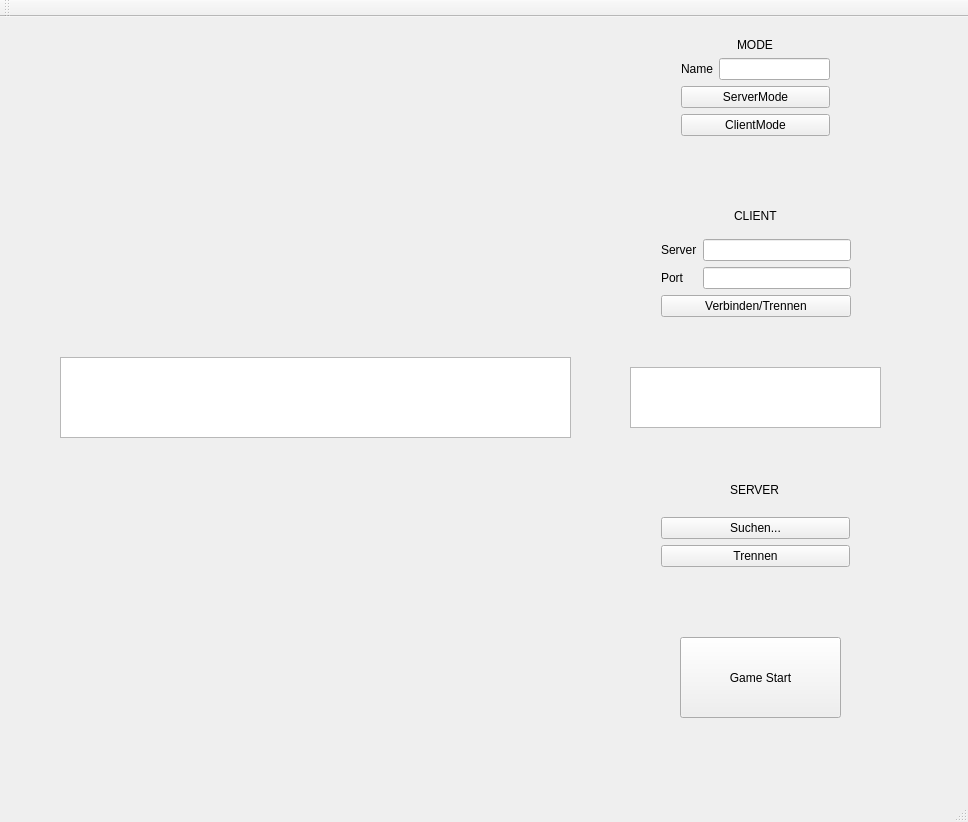
Qt form gui.ui (heliumind/battleship) before a commit.
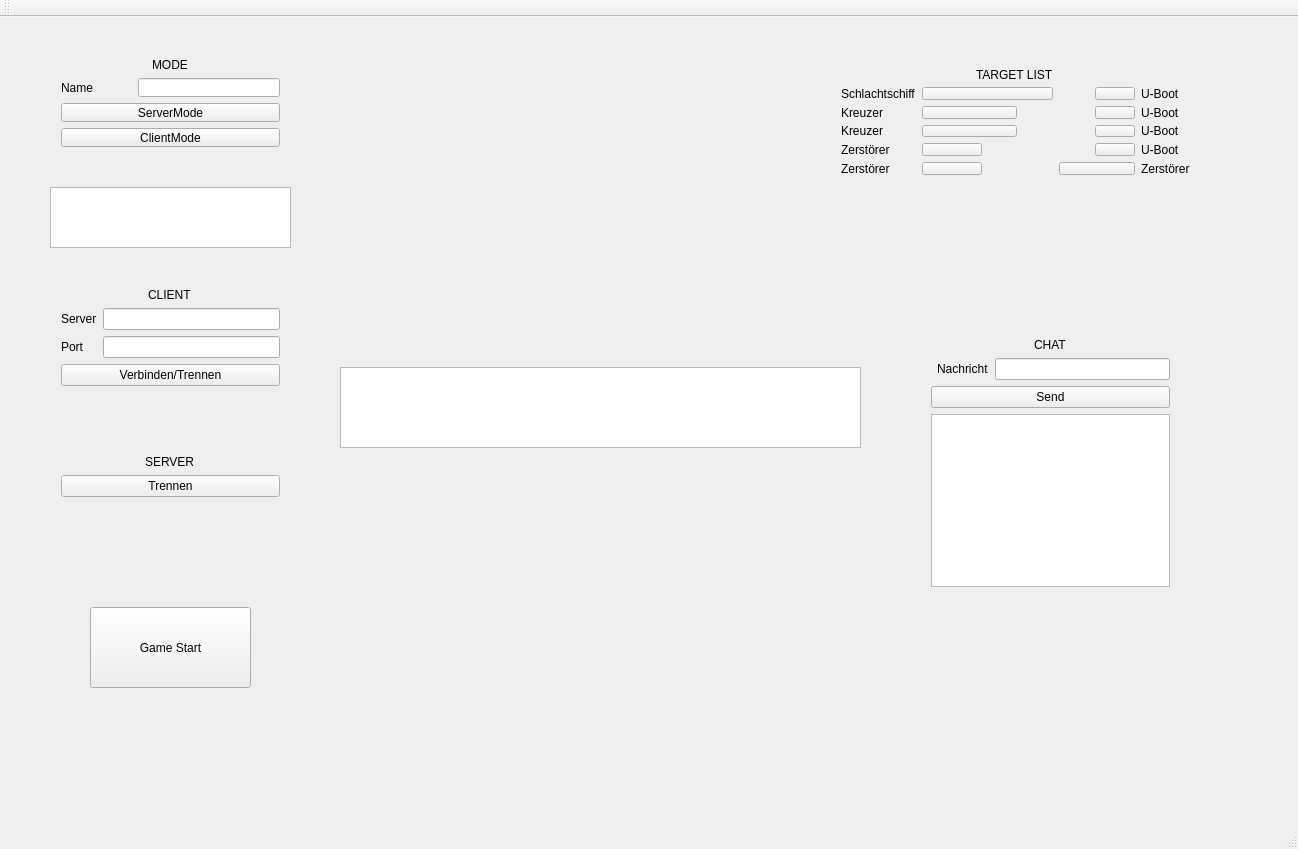
The same form after that commit.

Diff of the .ui file:
```diff
--- a/gui.ui
+++ b/gui.ui
@@ -6,8 +6,8 @@
    <rect>
     <x>0</x>
     <y>0</y>
-    <width>968</width>
-    <height>822</height>
+    <width>1298</width>
+    <height>849</height>
    </rect>
   </property>
   <property name="windowTitle">
@@ -17,13 +17,20 @@
    <widget class="QWidget" name="gridLayoutWidget">
     <property name="geometry">
      <rect>
-      <x>650</x>
-      <y>170</y>
-      <width>212</width>
-      <height>141</height>
+      <x>50</x>
+      <y>260</y>
+      <width>241</width>
+      <height>231</height>
      </rect>
     </property>
     <layout class="QGridLayout" name="gridLayout_2">
+     <item row="6" column="0" colspan="2">
+      <widget class="QPushButton" name="server_disconnect">
+       <property name="text">
+        <string>Trennen</string>
+       </property>
+      </widget>
+     </item>
      <item row="1" column="0">
       <widget class="QLabel" name="client_server">
        <property name="text">
@@ -58,57 +65,44 @@
        </property>
       </widget>
      </item>
-    </layout>
-   </widget>
-   <widget class="QWidget" name="gridLayoutWidget_2">
-    <property name="geometry">
-     <rect>
-      <x>650</x>
-      <y>440</y>
-      <width>211</width>
-      <height>121</height>
-     </rect>
-    </property>
-    <layout class="QGridLayout" name="gridLayout_3">
-     <item row="1" column="0">
-      <widget class="QPushButton" name="server_search">
-       <property name="text">
-        <string>Suchen...</string>
-       </property>
-      </widget>
-     </item>
-     <item row="2" column="0">
-      <widget class="QPushButton" name="server_disconnect">
-       <property name="text">
-        <string>Trennen</string>
-       </property>
-      </widget>
-     </item>
-     <item row="0" column="0" alignment="Qt::AlignHCenter">
+     <item row="5" column="0" colspan="2" alignment="Qt::AlignHCenter">
       <widget class="QLabel" name="server">
        <property name="text">
         <string>SERVER</string>
        </property>
       </widget>
      </item>
+     <item row="4" column="0" colspan="2">
+      <spacer name="verticalSpacer">
+       <property name="orientation">
+        <enum>Qt::Vertical</enum>
+       </property>
+       <property name="sizeHint" stdset="0">
+        <size>
+         <width>20</width>
+         <height>51</height>
+        </size>
+       </property>
+      </spacer>
+     </item>
     </layout>
    </widget>
    <widget class="QTextEdit" name="logic_status">
     <property name="geometry">
      <rect>
-      <x>60</x>
-      <y>340</y>
-      <width>511</width>
-      <height>81</height>
-     </rect>
-    </property>
-   </widget>
-   <widget class="QTextEdit" name="nt_status">
-    <property name="geometry">
-     <rect>
-      <x>630</x>
+      <x>340</x>
       <y>350</y>
-      <width>251</width>
+      <width>521</width>
+      <height>81</height>
+     </rect>
+    </property>
+   </widget>
+   <widget class="QTextEdit" name="nt_status">
+    <property name="geometry">
+     <rect>
+      <x>50</x>
+      <y>170</y>
+      <width>241</width>
       <height>61</height>
      </rect>
     </property>
@@ -116,16 +110,13 @@
    <widget class="QWidget" name="gridLayoutWidget_3">
     <property name="geometry">
      <rect>
-      <x>670</x>
-      <y>9</y>
-      <width>171</width>
-      <height>121</height>
+      <x>50</x>
+      <y>30</y>
+      <width>241</width>
+      <height>111</height>
      </rect>
     </property>
     <layout class="QGridLayout" name="gridLayout">
-     <item row="1" column="1">
-      <widget class="QLineEdit" name="nameline"/>
-     </item>
      <item row="1" column="0">
       <widget class="QLabel" name="name">
        <property name="text">
@@ -133,36 +124,39 @@
        </property>
       </widget>
      </item>
-     <item row="2" column="0" colspan="2">
+     <item row="1" column="1" colspan="2">
+      <widget class="QLineEdit" name="nameline"/>
+     </item>
+     <item row="0" column="0" colspan="3" alignment="Qt::AlignHCenter">
+      <widget class="QLabel" name="mode">
+       <property name="text">
+        <string>MODE</string>
+       </property>
+      </widget>
+     </item>
+     <item row="2" column="0" colspan="3">
       <widget class="QPushButton" name="serverMode">
        <property name="text">
         <string>ServerMode</string>
        </property>
       </widget>
      </item>
-     <item row="3" column="0" colspan="2">
+     <item row="3" column="0" colspan="3">
       <widget class="QPushButton" name="clientMode">
        <property name="text">
         <string>ClientMode</string>
        </property>
       </widget>
      </item>
-     <item row="0" column="0" colspan="2" alignment="Qt::AlignHCenter">
-      <widget class="QLabel" name="mode">
-       <property name="text">
-        <string>MODE</string>
-       </property>
-      </widget>
-     </item>
     </layout>
    </widget>
    <widget class="QWidget" name="gridLayoutWidget_4">
     <property name="geometry">
      <rect>
-      <x>170</x>
+      <x>430</x>
       <y>20</y>
-      <width>301</width>
-      <height>301</height>
+      <width>341</width>
+      <height>311</height>
      </rect>
     </property>
     <layout class="QGridLayout" name="enemyfield">
@@ -174,10 +168,10 @@
    <widget class="QWidget" name="gridLayoutWidget_5">
     <property name="geometry">
      <rect>
-      <x>170</x>
-      <y>440</y>
-      <width>301</width>
-      <height>311</height>
+      <x>430</x>
+      <y>450</y>
+      <width>311</width>
+      <height>321</height>
      </rect>
     </property>
     <layout class="QGridLayout" name="field">
@@ -189,8 +183,8 @@
    <widget class="QPushButton" name="gameStart">
     <property name="geometry">
      <rect>
-      <x>680</x>
-      <y>620</y>
+      <x>90</x>
+      <y>590</y>
       <width>161</width>
       <height>81</height>
      </rect>
@@ -199,6 +193,412 @@
      <string>Game Start</string>
     </property>
    </widget>
+   <widget class="QWidget" name="gridLayoutWidget_6">
+    <property name="geometry">
+     <rect>
+      <x>920</x>
+      <y>310</y>
+      <width>261</width>
+      <height>271</height>
+     </rect>
+    </property>
+    <layout class="QGridLayout" name="chat_grid">
+     <item row="0" column="0" colspan="3" alignment="Qt::AlignHCenter|Qt::AlignTop">
+      <widget class="QLabel" name="chat">
+       <property name="text">
+        <string>CHAT</string>
+       </property>
+      </widget>
+     </item>
+     <item row="1" column="2">
+      <widget class="QLineEdit" name="chat_line"/>
+     </item>
+     <item row="2" column="0" colspan="3">
+      <widget class="QPushButton" name="chat_send">
+       <property name="text">
+        <string>Send</string>
+       </property>
+      </widget>
+     </item>
+     <item row="1" column="1">
+      <widget class="QLabel" name="chat_nachricht">
+       <property name="text">
+        <string>Nachricht</string>
+       </property>
+      </widget>
+     </item>
+     <item row="3" column="0" colspan="3">
+      <widget class="QTextEdit" name="chat_box"/>
+     </item>
+    </layout>
+   </widget>
+   <widget class="QWidget" name="gridLayoutWidget_2">
+    <property name="geometry">
+     <rect>
+      <x>830</x>
+      <y>40</y>
+      <width>371</width>
+      <height>141</height>
+     </rect>
+    </property>
+    <layout class="QGridLayout" name="targetlist">
+     <item row="1" column="6">
+      <spacer name="horizontalSpacer_7">
+       <property name="orientation">
+        <enum>Qt::Horizontal</enum>
+       </property>
+       <property name="sizeHint" stdset="0">
+        <size>
+         <width>40</width>
+         <height>20</height>
+        </size>
+       </property>
+      </spacer>
+     </item>
+     <item row="2" column="6">
+      <spacer name="horizontalSpacer_2">
+       <property name="orientation">
+        <enum>Qt::Horizontal</enum>
+       </property>
+       <property name="sizeHint" stdset="0">
+        <size>
+         <width>40</width>
+         <height>20</height>
+        </size>
+       </property>
+      </spacer>
+     </item>
+     <item row="3" column="7">
+      <widget class="QPushButton" name="b22">
+       <property name="text">
+        <string/>
+       </property>
+      </widget>
+     </item>
+     <item row="1" column="7">
+      <widget class="QPushButton" name="b20">
+       <property name="text">
+        <string/>
+       </property>
+      </widget>
+     </item>
+     <item row="4" column="0">
+      <widget class="QLabel" name="z0">
+       <property name="text">
+        <string>Zerstörer</string>
+       </property>
+      </widget>
+     </item>
+     <item row="3" column="5">
+      <spacer name="horizontalSpacer_17">
+       <property name="orientation">
+        <enum>Qt::Horizontal</enum>
+       </property>
+       <property name="sizeHint" stdset="0">
+        <size>
+         <width>40</width>
+         <height>20</height>
+        </size>
+       </property>
+      </spacer>
+     </item>
+     <item row="2" column="1" colspan="4">
+      <widget class="QPushButton" name="b40">
+       <property name="text">
+        <string/>
+       </property>
+      </widget>
+     </item>
+     <item row="2" column="0">
+      <widget class="QLabel" name="k0">
+       <property name="text">
+        <string>Kreuzer</string>
+       </property>
+      </widget>
+     </item>
+     <item row="1" column="0">
+      <widget class="QLabel" name="s0">
+       <property name="text">
+        <string>Schlachtschiff</string>
+       </property>
+      </widget>
+     </item>
+     <item row="4" column="7">
+      <widget class="QPushButton" name="b23">
+       <property name="text">
+        <string/>
+       </property>
+      </widget>
+     </item>
+     <item row="5" column="4">
+      <spacer name="horizontalSpacer_3">
+       <property name="orientation">
+        <enum>Qt::Horizontal</enum>
+       </property>
+       <property name="sizeHint" stdset="0">
+        <size>
+         <width>40</width>
+         <height>20</height>
+        </size>
+       </property>
+      </spacer>
+     </item>
+     <item row="0" column="0" colspan="9" alignment="Qt::AlignHCenter">
+      <widget class="QLabel" name="target">
+       <property name="text">
+        <string>TARGET LIST</string>
+       </property>
+      </widget>
+     </item>
+     <item row="2" column="7">
+      <widget class="QPushButton" name="b21">
+       <property name="text">
+        <string/>
+       </property>
+      </widget>
+     </item>
+     <item row="3" column="1" colspan="4">
+      <widget class="QPushButton" name="b41">
+       <property name="text">
+        <string/>
+       </property>
+      </widget>
+     </item>
+     <item row="3" column="0">
+      <widget class="QLabel" name="k1">
+       <property name="text">
+        <string>Kreuzer</string>
+       </property>
+      </widget>
+     </item>
+     <item row="4" column="8">
+      <widget class="QLabel" name="u4">
+       <property name="text">
+        <string>U-Boot</string>
+       </property>
+      </widget>
+     </item>
+     <item row="1" column="8">
+      <widget class="QLabel" name="label_7">
+       <property name="text">
+        <string>U-Boot</string>
+       </property>
+      </widget>
+     </item>
+     <item row="3" column="8">
+      <widget class="QLabel" name="label_9">
+       <property name="text">
+        <string>U-Boot</string>
+       </property>
+      </widget>
+     </item>
+     <item row="4" column="4">
+      <spacer name="horizontalSpacer">
+       <property name="orientation">
+        <enum>Qt::Horizontal</enum>
+       </property>
+       <property name="sizeHint" stdset="0">
+        <size>
+         <width>40</width>
+         <height>20</height>
+        </size>
+       </property>
+      </spacer>
+     </item>
+     <item row="2" column="5">
+      <spacer name="horizontalSpacer_13">
+       <property name="orientation">
+        <enum>Qt::Horizontal</enum>
+       </property>
+       <property name="sizeHint" stdset="0">
+        <size>
+         <width>40</width>
+         <height>20</height>
+        </size>
+       </property>
+      </spacer>
+     </item>
+     <item row="5" column="8">
+      <widget class="QLabel" name="z2">
+       <property name="text">
+        <string>Zerstörer</string>
+       </property>
+      </widget>
+     </item>
+     <item row="5" column="0">
+      <widget class="QLabel" name="z1">
+       <property name="text">
+        <string>Zerstörer</string>
+       </property>
+      </widget>
+     </item>
+     <item row="3" column="6">
+      <spacer name="horizontalSpacer_9">
+       <property name="orientation">
+        <enum>Qt::Horizontal</enum>
+       </property>
+       <property name="sizeHint" stdset="0">
+        <size>
+         <width>40</width>
+         <height>20</height>
+        </size>
+       </property>
+      </spacer>
+     </item>
+     <item row="5" column="6" colspan="2">
+      <widget class="QPushButton" name="b32">
+       <property name="text">
+        <string/>
+       </property>
+      </widget>
+     </item>
+     <item row="2" column="8">
+      <widget class="QLabel" name="label_8">
+       <property name="text">
+        <string>U-Boot</string>
+       </property>
+      </widget>
+     </item>
+     <item row="4" column="6">
+      <spacer name="horizontalSpacer_5">
+       <property name="orientation">
+        <enum>Qt::Horizontal</enum>
+       </property>
+       <property name="sizeHint" stdset="0">
+        <size>
+         <width>40</width>
+         <height>20</height>
+        </size>
+       </property>
+      </spacer>
+     </item>
+     <item row="4" column="1" colspan="3">
+      <widget class="QPushButton" name="b30">
+       <property name="text">
+        <string/>
+       </property>
+      </widget>
+     </item>
+     <item row="1" column="1" colspan="5">
+      <widget class="QPushButton" name="b50">
+       <property name="text">
+        <string/>
+       </property>
+      </widget>
+     </item>
+     <item row="5" column="1" colspan="3">
+      <widget class="QPushButton" name="b31">
+       <property name="text">
+        <string/>
+       </property>
+      </widget>
+     </item>
+     <item row="4" column="5">
+      <spacer name="horizontalSpacer_16">
+       <property name="orientation">
+        <enum>Qt::Horizontal</enum>
+       </property>
+       <property name="sizeHint" stdset="0">
+        <size>
+         <width>40</width>
+         <height>20</height>
+        </size>
+       </property>
+      </spacer>
+     </item>
+     <item row="5" column="5">
+      <spacer name="horizontalSpacer_15">
+       <property name="orientation">
+        <enum>Qt::Horizontal</enum>
+       </property>
+       <property name="sizeHint" stdset="0">
+        <size>
+         <width>40</width>
+         <height>20</height>
+        </size>
+       </property>
+      </spacer>
+     </item>
+     <item row="6" column="4">
+      <spacer name="horizontalSpacer_18">
+       <property name="orientation">
+        <enum>Qt::Horizontal</enum>
+       </property>
+       <property name="sizeHint" stdset="0">
+        <size>
+         <width>40</width>
+         <height>20</height>
+        </size>
+       </property>
+      </spacer>
+     </item>
+     <item row="6" column="3">
+      <spacer name="horizontalSpacer_19">
+       <property name="orientation">
+        <enum>Qt::Horizontal</enum>
+       </property>
+       <property name="sizeHint" stdset="0">
+        <size>
+         <width>40</width>
+         <height>20</height>
+        </size>
+       </property>
+      </spacer>
+     </item>
+     <item row="6" column="5">
+      <spacer name="horizontalSpacer_20">
+       <property name="orientation">
+        <enum>Qt::Horizontal</enum>
+       </property>
+       <property name="sizeHint" stdset="0">
+        <size>
+         <width>40</width>
+         <height>20</height>
+        </size>
+       </property>
+      </spacer>
+     </item>
+     <item row="6" column="6">
+      <spacer name="horizontalSpacer_23">
+       <property name="orientation">
+        <enum>Qt::Horizontal</enum>
+       </property>
+       <property name="sizeHint" stdset="0">
+        <size>
+         <width>40</width>
+         <height>20</height>
+        </size>
+       </property>
+      </spacer>
+     </item>
+     <item row="6" column="7">
+      <spacer name="horizontalSpacer_24">
+       <property name="orientation">
+        <enum>Qt::Horizontal</enum>
+       </property>
+       <property name="sizeHint" stdset="0">
+        <size>
+         <width>40</width>
+         <height>20</height>
+        </size>
+       </property>
+      </spacer>
+     </item>
+     <item row="6" column="1" colspan="2">
+      <spacer name="horizontalSpacer_21">
+       <property name="orientation">
+        <enum>Qt::Horizontal</enum>
+       </property>
+       <property name="sizeHint" stdset="0">
+        <size>
+         <width>40</width>
+         <height>20</height>
+        </size>
+       </property>
+      </spacer>
+     </item>
+    </layout>
+   </widget>
   </widget>
   <widget class="QMenuBar" name="menuBar">
    <property name="geometry">
```
Left out of the diff: 2 changed lines with no effect on the pictures.
